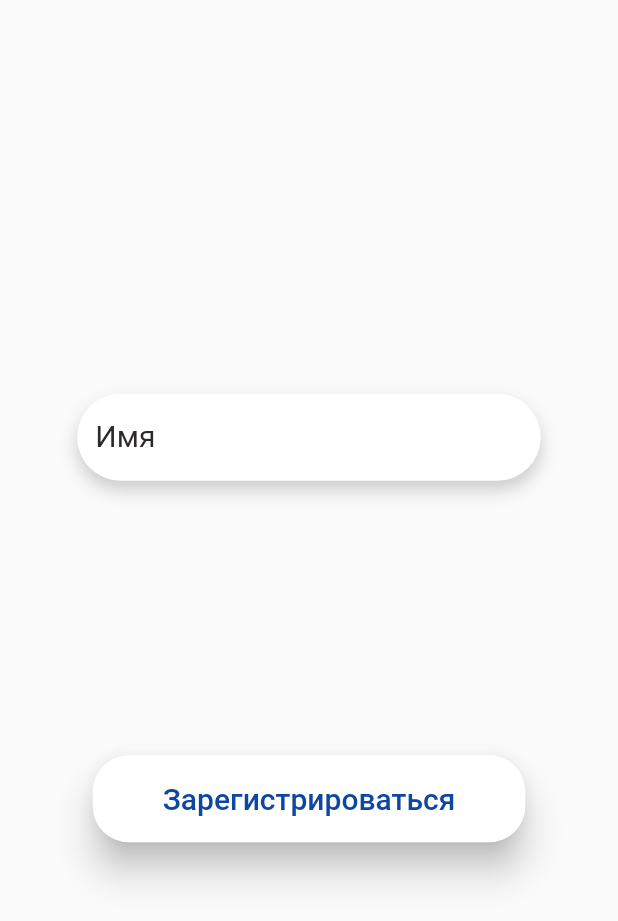
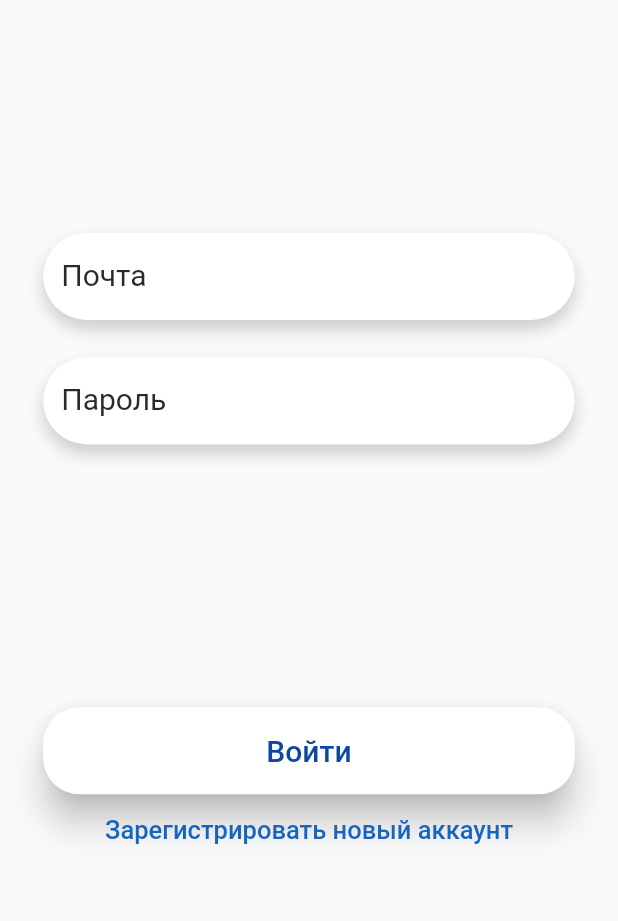
Before and after one commit to Q-F-L/InnovatorVKE, a Flutter app: the RegisterPage screen opened by its route, after a tap on "Зарегистрироваться", on a phone screen of 412 x 824 dp. Shown: the top 921 px of the screen. Run offline on Flutter 3.47's test engine with Material 2 defaults, Android fonts, the phone set to English and light mode, and no system bars.

Commit message:
change to register page; create login page

```diff
--- /dev/null
+++ b/lib/login.dart
@@ -0,0 +1,124 @@
+import 'package:flutter/material.dart';
+
+class LoginPage extends StatelessWidget {
+  const LoginPage({Key? key}) : super(key: key);
+
+  @override
+  Widget build(BuildContext context) {
+    return Scaffold(
+      body: Center(
+        child: ListView(
+
+          // mainAxisAlignment: MainAxisAlignment.center,
+          padding: EdgeInsets.only(top: 120, left: MediaQuery.of(context).size.width * 0.07, right: MediaQuery.of(context).size.width * 0.07),
+          children: <Widget>[
+            Form(
+              child: Center(
+                heightFactor: 1.5,
+                child: Column(
+                  mainAxisAlignment: MainAxisAlignment.center,
+                  children: [
+                    Container(
+                      height: 58,
+                      width: MediaQuery
+                          .of(context)
+                          .size
+                          .height * 0.5,
+                      decoration: BoxDecoration(
+                        color: Colors.white,
+                        borderRadius: BorderRadius.circular(90),
+                        //border corner radius
+                        boxShadow: [
+                          BoxShadow(
+                            color: Colors.grey.withOpacity(0.5),
+                            //color of shadow
+                            spreadRadius: 0.2,
+                            //spread radius
+                            blurRadius: 9,
+                            // blur radius
+                            offset: Offset(0, 6), // changes position of shadow
+                          ),
+                        ],
+                      ),
+                      child: TextFormField(
+                        decoration: InputDecoration(
+                          hintText: 'Почта',
+                        ),
+                        keyboardType: TextInputType.emailAddress,
+                      ),
+                    ),
+                    Container(
+                      margin: EdgeInsets.only(top: 25),
+
+                      height: 58,
+                      width: MediaQuery
+                          .of(context)
+                          .size
+                          .height * 0.5,
+                      decoration: BoxDecoration(
+                        color: Colors.white,
+                        borderRadius: BorderRadius.circular(90),
+                        //border corner radius
+                        boxShadow: [
+                          BoxShadow(
+                            color: Colors.grey.withOpacity(0.5),
+                            //color of shadow
+                            spreadRadius: 0.2,
+                            //spread radius
+                            blurRadius: 9,
+                            // blur radius
+                            offset: Offset(0, 6), // changes position of shadow
+                          ),
+                        ],
+                      ),
+                      child: TextFormField(
+                        decoration: InputDecoration(
+                          hintText: 'Пароль',
+                        ),
+                        keyboardType: TextInputType.visiblePassword,
+                        obscureText: true,
+                      ),
+                    ),
+                  ],
+                ),
+              ),
+            ),
+
+            Container(
+              width: MediaQuery.of(context).size.width * 0.7,
+              margin: EdgeInsets.only(top: 140),
+              child: ElevatedButton(
+                  style: ButtonStyle(
+                    backgroundColor: MaterialStateProperty.all(Color.fromRGBO(255, 255, 255, 1)),
+                    minimumSize: MaterialStateProperty.all(
+                        Size(MediaQuery.of(context).size.width * 0.7, 58)
+                    ),
+                    shadowColor: MaterialStateProperty.all(Color.fromRGBO(1, 1, 1, 1)),
+                    shape: MaterialStateProperty.all(RoundedRectangleBorder(
+                      borderRadius: BorderRadius.circular(24),
+                      // side: BorderSide(color: Colors.red),
+                    )),
+                    elevation: MaterialStateProperty.all(10),
+                    // padding: MaterialStateProperty.all(EdgeInsets.all(20))
+                  ),
+                  onPressed: (){
+                    Navigator.pushNamed(context, '/login_page');
+                  },
+                  child: Text(
+                    'Войти',
+                    style: TextStyle(color: Colors.blue[900], fontSize: 20),
+                  )
+              ),
+            ),
+            TextButton(
+              onPressed: (){
+                Navigator.pushNamed(context, '/register_page');
+              },
+              child: Text('Зарегистрировать новый аккаунт', style: TextStyle(fontSize: 17, color: Colors.blue[800]),),
+            )
+          ],
+        ),
+      ),
+    );
+  }
+}
--- a/lib/main.dart
+++ b/lib/main.dart
@@ -1,6 +1,8 @@
 import 'package:diplomka/hi_page.dart';
 import 'package:diplomka/register_page.dart';
 import 'package:flutter/material.dart';
+
+import 'login.dart';
 
 void main() {
   runApp(const MyApp());
@@ -37,6 +39,7 @@ class MyApp extends StatelessWidget {
       routes: {
         '/hi_page': (context) => HiPage(),
         '/register_page': (context) => RegisterPage(),
+        '/login_page': (context) => LoginPage(),
       },
       // initialRoute: '/hi_page',
     );
--- a/lib/register_page.dart
+++ b/lib/register_page.dart
@@ -6,18 +6,23 @@ class RegisterPage extends StatelessWidget {
   @override
   Widget build(BuildContext context) {
     return Scaffold(
+      body: Center(
+        child: ListView(
 
-      body: Center(
+          // mainAxisAlignment: MainAxisAlignment.center,
+          padding: EdgeInsets.only(top: 120, left: MediaQuery.of(context).size.width * 0.07, right: MediaQuery.of(context).size.width * 0.07),
+          children: <Widget>[
+            Form(
                   child: Column(
                     mainAxisAlignment: MainAxisAlignment.center,
-          children: <Widget>[
-            Form(
-                child: Container(
+                    children: [
+                    Container(
+                      margin: EdgeInsets.only(bottom: 20),
                     height: 58,
                     width: MediaQuery
                         .of(context)
                         .size
-                      .width * 0.75,
+                        .height * 0.5,
                     decoration: BoxDecoration(
                       color: Colors.white,
                       borderRadius: BorderRadius.circular(90),
@@ -40,10 +45,77 @@ class RegisterPage extends StatelessWidget {
                         ),
                         keyboardType: TextInputType.name,
                       ),
-                )),
+                    ),
+                      Container(
+                        margin: EdgeInsets.symmetric(vertical: 20),
+
+                        height: 58,
+                        width: MediaQuery
+                            .of(context)
+                            .size
+                            .height * 0.5,
+                        decoration: BoxDecoration(
+                          color: Colors.white,
+                          borderRadius: BorderRadius.circular(90),
+                          //border corner radius
+                          boxShadow: [
+                            BoxShadow(
+                              color: Colors.grey.withOpacity(0.5),
+                              //color of shadow
+                              spreadRadius: 0.2,
+                              //spread radius
+                              blurRadius: 9,
+                              // blur radius
+                              offset: Offset(0, 6), // changes position of shadow
+                            ),
+                          ],
+                        ),
+                        child: TextFormField(
+                          decoration: InputDecoration(
+                            hintText: 'Почта',
+                          ),
+                          keyboardType: TextInputType.emailAddress,
+                        ),
+                      ),
+                      Container(
+                        margin: EdgeInsets.only(top: 20),
+
+                        height: 58,
+                        width: MediaQuery
+                            .of(context)
+                            .size
+                            .height * 0.5,
+                        decoration: BoxDecoration(
+                          color: Colors.white,
+                          borderRadius: BorderRadius.circular(90),
+                          //border corner radius
+                          boxShadow: [
+                            BoxShadow(
+                              color: Colors.grey.withOpacity(0.5),
+                              //color of shadow
+                              spreadRadius: 0.2,
+                              //spread radius
+                              blurRadius: 9,
+                              // blur radius
+                              offset: Offset(0, 6), // changes position of shadow
+                            ),
+                          ],
+                        ),
+                        child: TextFormField(
+                          decoration: InputDecoration(
+                            hintText: 'Пароль',
+                          ),
+                          keyboardType: TextInputType.visiblePassword,
+                          obscureText: true,
+                        ),
+                      ),
+                    ],
+                  ),
+                ),
 
             Container(
-              margin: EdgeInsets.only(top: 183),
+              width: MediaQuery.of(context).size.width * 0.7,
+              margin: EdgeInsets.only(top: 140),
               child: ElevatedButton(
                 style: ButtonStyle(
                   backgroundColor: MaterialStateProperty.all(Color.fromRGBO(255, 255, 255, 1)),
@@ -59,13 +131,19 @@ class RegisterPage extends StatelessWidget {
                   // padding: MaterialStateProperty.all(EdgeInsets.all(20))
                 ),
                 onPressed: (){
-
+                  Navigator.pushNamed(context, '/login_page');
                 },
                 child: Text(
                   'Зарегистрироваться',
                   style: TextStyle(color: Colors.blue[900], fontSize: 20),
                 )
               ),
+            ),
+            TextButton(
+                onPressed: (){
+                  Navigator.pushNamed(context, '/login_page');
+                },
+                child: Text('Войти в аккаунт', style: TextStyle(fontSize: 17, color: Colors.blue[800]),),
             )
           ],
         ),
@@ -73,7 +151,3 @@ class RegisterPage extends StatelessWidget {
     );
   }
 }
-
-class MyForm{
-
-}
```
Lines whose indentation alone changed are shown as unchanged.
